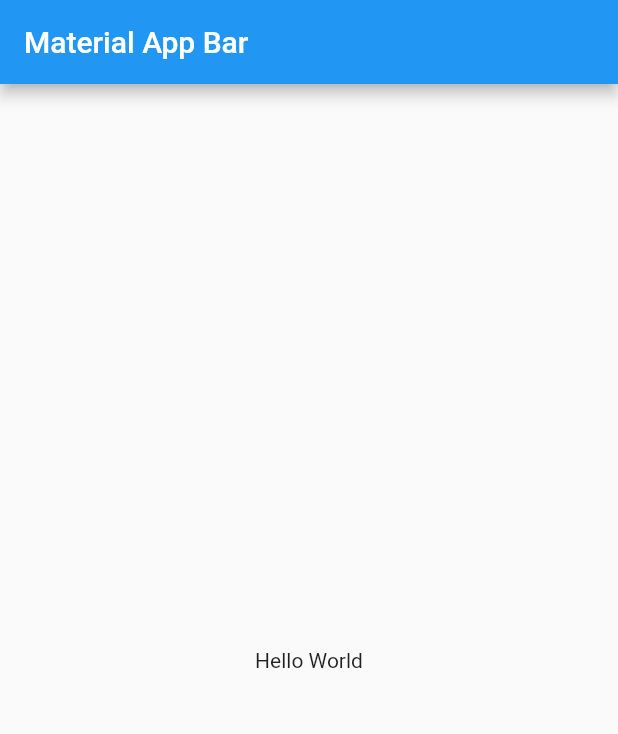
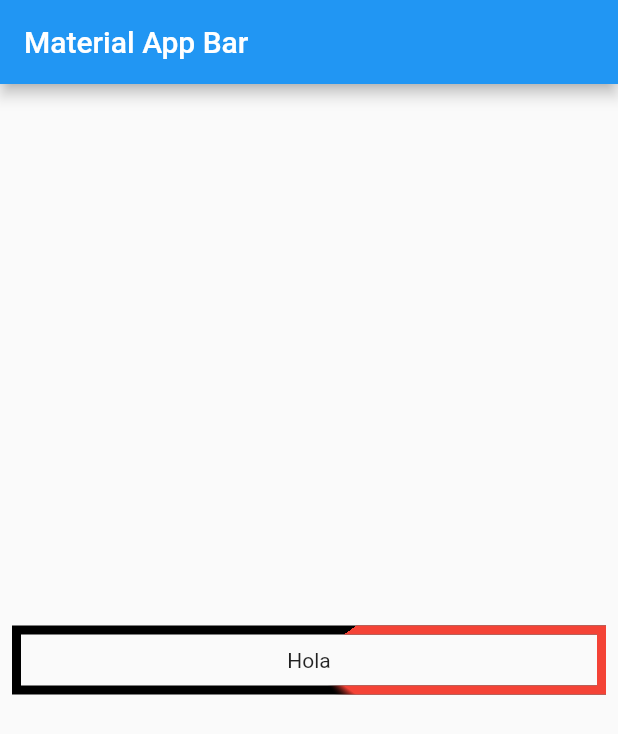
Before and after one commit to christopher-leal/flutter_challenges, a Flutter app: the screen it shows after launch, on a phone screen of 412 x 824 dp. Shown: the top 734 px of the screen. Run offline on Flutter 3.47's test engine with Material 2 defaults, Android fonts, the phone set to English and light mode, and no system bars.

Commit message:
snake button finished

```diff
--- a/snake_button_challenge/lib/main.dart
+++ b/snake_button_challenge/lib/main.dart
@@ -1,4 +1,5 @@
 import 'package:flutter/material.dart';
+import 'package:vector_math/vector_math_64.dart' as vector;
 
 void main() => runApp(MyApp());
 
@@ -6,17 +7,114 @@ class MyApp extends StatelessWidget {
   @override
   Widget build(BuildContext context) {
     return MaterialApp(
+      debugShowCheckedModeBanner: false,
       title: 'Material App',
       home: Scaffold(
         appBar: AppBar(
           title: Text('Material App Bar'),
         ),
-        body: Center(
-          child: Container(
-            child: Text('Hello World'),
+        body: Padding(
+          padding: const EdgeInsets.all(8.0),
+          child: Column(
+            mainAxisAlignment: MainAxisAlignment.center,
+            crossAxisAlignment: CrossAxisAlignment.stretch,
+            children: [
+              _SnakeButton(
+                duration: const Duration(milliseconds: 2000),
+                child: Text('Hola'),
+                onTap: () {},
+              ),
+            ],
           ),
         ),
       ),
     );
   }
 }
+
+class _SnakeButton extends StatefulWidget {
+  final Widget child;
+  final Duration duration;
+  final Color borderColor;
+  final Color snakeColor;
+  final double borderWidth;
+  final VoidCallback onTap;
+
+  const _SnakeButton({
+    @required this.child,
+    @required this.onTap,
+    this.duration,
+    this.borderColor = Colors.black,
+    this.snakeColor = Colors.red,
+    this.borderWidth = 6.0,
+  });
+
+  @override
+  __SnakeButtonState createState() => __SnakeButtonState();
+}
+
+class __SnakeButtonState extends State<_SnakeButton> with SingleTickerProviderStateMixin {
+  AnimationController _controller;
+
+  @override
+  void initState() {
+    _controller = AnimationController(vsync: this, duration: widget.duration ?? const Duration(milliseconds: 600))..repeat();
+    super.initState();
+  }
+
+  @override
+  Widget build(BuildContext context) {
+    return InkWell(
+      onTap: widget.onTap,
+      child: CustomPaint(
+        painter: _SnakePainter(
+          animation: _controller,
+          borderColor: widget.borderColor,
+          borderWidth: widget.borderWidth,
+          snakeColor: widget.snakeColor,
+        ),
+        child: Container(
+          alignment: Alignment.center,
+          child: Padding(
+            padding: const EdgeInsets.all(15.0),
+            child: widget.child,
+          ),
+        ),
+      ),
+    );
+  }
+}
+
+class _SnakePainter extends CustomPainter {
+  final Animation animation;
+  final Color borderColor;
+  final Color snakeColor;
+  final double borderWidth;
+
+  _SnakePainter({this.animation, this.borderColor, this.snakeColor, this.borderWidth}) : super(repaint: animation);
+
+  @override
+  void paint(Canvas canvas, Size size) {
+    final rect = Offset.zero & size;
+    final borderPaint = Paint()
+      ..color = borderColor
+      ..style = PaintingStyle.stroke
+      ..strokeWidth = borderWidth;
+
+    final path = Path.combine(PathOperation.xor, Path()..addRect(rect), Path()..addRect(rect.deflate(borderWidth)));
+    final snakePain = Paint()
+      ..shader = SweepGradient(
+              colors: [snakeColor, Colors.transparent],
+              stops: [0.8, 1.0],
+              startAngle: 0.0,
+              endAngle: vector.radians(90),
+              transform: GradientRotation(vector.radians(360 * animation.value)))
+          .createShader(rect);
+
+    canvas.drawRect(rect.deflate(borderWidth / 2), borderPaint);
+    canvas.drawPath(path, snakePain);
+  }
+
+  @override
+  bool shouldRepaint(covariant CustomPainter oldDelegate) => true;
+}
```
Also changed, not shown: 1 other file.
